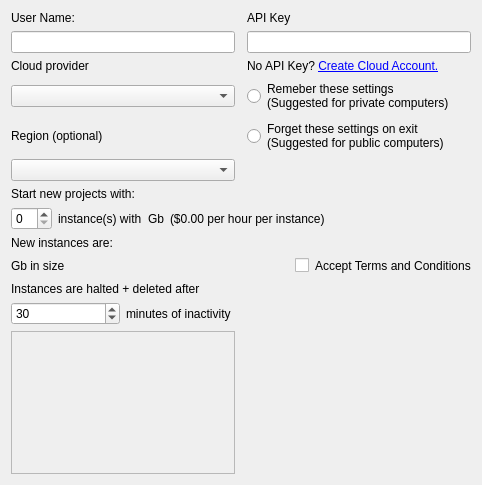
GNS3/gns3-gui, file gns3/ui/cloud_preferences_page.ui: the form before one commit.
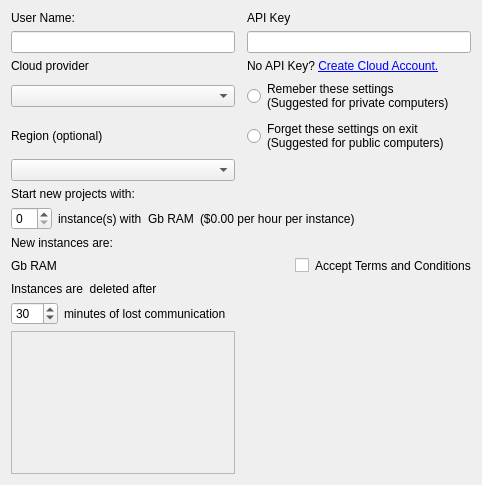
The form after the commit.

Commit message: changed labels text

Diff of the .ui file:
```diff
--- a/gns3/ui/cloud_preferences_page.ui
+++ b/gns3/ui/cloud_preferences_page.ui
@@ -109,7 +109,7 @@
      <item>
       <widget class="QLabel" name="uiMemLabel">
        <property name="text">
-        <string>Gb</string>
+        <string>Gb RAM</string>
        </property>
       </widget>
      </item>
@@ -140,7 +140,7 @@
      <item>
       <widget class="QLabel" name="uiMemNewLabel">
        <property name="text">
-        <string>Gb in size</string>
+        <string>Gb RAM</string>
        </property>
       </widget>
      </item>
@@ -198,7 +198,17 @@
      </property>
     </widget>
    </item>
-   <item row="14" column="0" rowspan="2">
+   <item row="12" column="0" colspan="2">
+    <widget class="QLabel" name="uiTimeoutLabel">
+     <property name="text">
+      <string>Instances are  deleted after</string>
+     </property>
+     <property name="wordWrap">
+      <bool>true</bool>
+     </property>
+    </widget>
+   </item>
+   <item row="14" column="0" rowspan="2" colspan="3">
     <layout class="QHBoxLayout" name="horizontalLayout_3">
      <item>
       <widget class="QSpinBox" name="uiTimeoutSpinBox">
@@ -219,22 +229,25 @@
         </sizepolicy>
        </property>
        <property name="text">
-        <string>minutes of inactivity</string>
+        <string>minutes of lost communication</string>
        </property>
       </widget>
      </item>
+     <item>
+      <spacer name="horizontalSpacer_3">
+       <property name="orientation">
+        <enum>Qt::Horizontal</enum>
+       </property>
+       <property name="sizeHint" stdset="0">
+        <size>
+         <width>40</width>
+         <height>20</height>
+        </size>
+       </property>
+      </spacer>
+     </item>
     </layout>
    </item>
-   <item row="12" column="0" colspan="2">
-    <widget class="QLabel" name="uiTimeoutLabel">
-     <property name="text">
-      <string>Instances are halted + deleted after</string>
-     </property>
-     <property name="wordWrap">
-      <bool>true</bool>
-     </property>
-    </widget>
-   </item>
   </layout>
  </widget>
  <resources/>
```
The commit also changes 1 other file.
